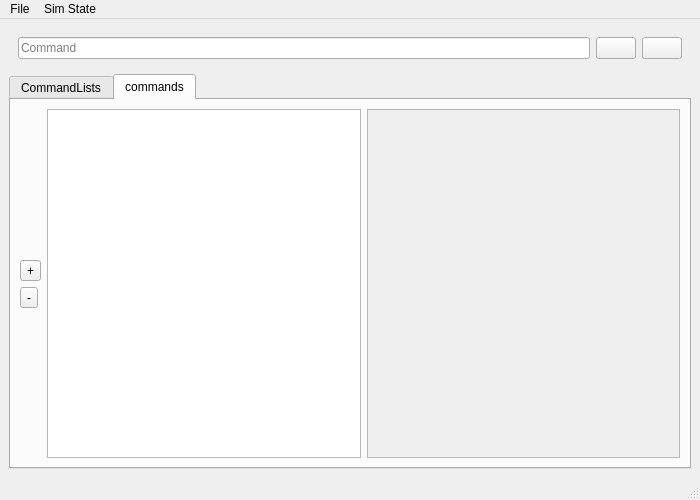
First picture: the form in ui/MissionPlanner/MPDesigner.ui, repository Timin8er/CosmicKSP, before the edit.
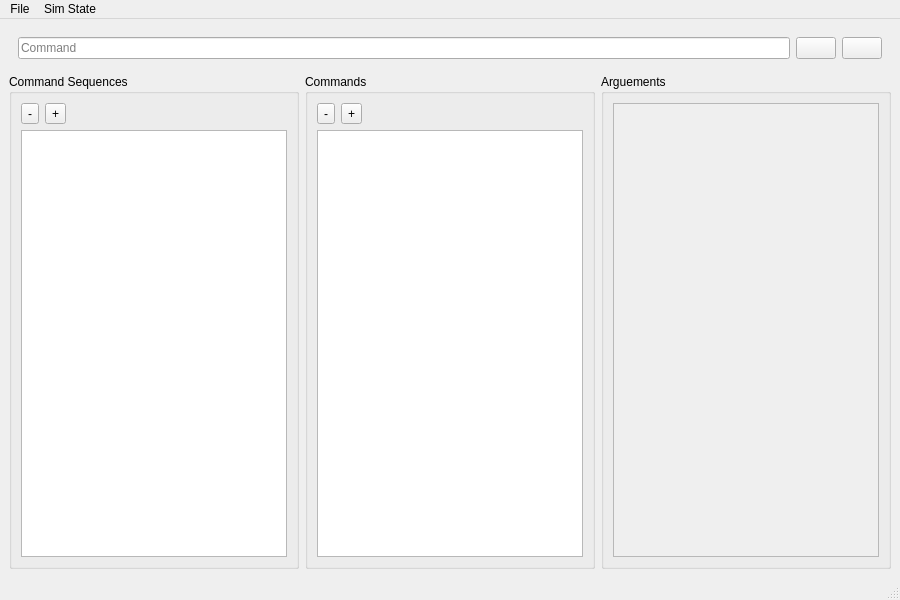
Second picture: the form after the edit. The open tabs and pages were chosen to show the change. Icons and pictures are not drawn.

Commit message: Populated commands list when selected sequence

Patch:
```diff
--- a/ui/MissionPlanner/MPDesigner.ui
+++ b/ui/MissionPlanner/MPDesigner.ui
@@ -6,8 +6,8 @@
    <rect>
     <x>0</x>
     <y>0</y>
-    <width>700</width>
-    <height>500</height>
+    <width>900</width>
+    <height>600</height>
    </rect>
   </property>
   <property name="windowTitle">
@@ -51,41 +51,15 @@
      </widget>
     </item>
     <item>
-     <widget class="QTabWidget" name="tabWidget">
-      <property name="currentIndex">
-       <number>0</number>
-      </property>
-      <widget class="QWidget" name="commandLSequencesTab">
-       <attribute name="title">
-        <string>CommandLists</string>
-       </attribute>
-       <layout class="QHBoxLayout" name="commandListsTabLayout">
+     <layout class="QHBoxLayout" name="horizontalLayout">
         <item>
-         <layout class="QVBoxLayout" name="commandSequenceToolsLayout">
-          <item>
-           <spacer name="verticalSpacer">
-            <property name="orientation">
-             <enum>Qt::Vertical</enum>
-            </property>
-            <property name="sizeHint" stdset="0">
-             <size>
-              <width>20</width>
-              <height>40</height>
-             </size>
-            </property>
-           </spacer>
-          </item>
+       <widget class="QGroupBox" name="commandSequencesGB">
+        <property name="title">
+         <string>Command Sequences</string>
+        </property>
+        <layout class="QVBoxLayout" name="verticalLayout_3">
           <item>
-           <widget class="QToolButton" name="btnAddCommandSequence">
-            <property name="text">
-             <string>+</string>
-            </property>
-            <property name="icon">
-             <iconset theme="list-add">
-              <normaloff>.</normaloff>.</iconset>
-            </property>
-           </widget>
-          </item>
+          <layout class="QHBoxLayout" name="horizontalLayout_3">
           <item>
            <widget class="QToolButton" name="btnRemoveCommandSequence">
             <property name="text">
@@ -98,14 +72,25 @@
            </widget>
           </item>
           <item>
-           <spacer name="verticalSpacer_2">
+            <widget class="QToolButton" name="btnAddCommandSequence">
+             <property name="text">
+              <string>+</string>
+             </property>
+             <property name="icon">
+              <iconset theme="list-add">
+               <normaloff>.</normaloff>.</iconset>
+             </property>
+            </widget>
+           </item>
+           <item>
+            <spacer name="horizontalSpacer">
             <property name="orientation">
-             <enum>Qt::Vertical</enum>
+              <enum>Qt::Horizontal</enum>
             </property>
             <property name="sizeHint" stdset="0">
              <size>
-              <width>20</width>
-              <height>40</height>
+               <width>40</width>
+               <height>20</height>
              </size>
             </property>
            </spacer>
@@ -117,37 +102,15 @@
         </item>
        </layout>
       </widget>
-      <widget class="QWidget" name="commandsTab">
-       <attribute name="title">
-        <string>commands</string>
-       </attribute>
-       <layout class="QHBoxLayout" name="commandsTabLayout">
+      </item>
         <item>
+       <widget class="QGroupBox" name="commandsGB">
+        <property name="title">
+         <string>Commands</string>
+        </property>
          <layout class="QVBoxLayout" name="commandToolsLayout">
           <item>
-           <spacer name="verticalSpacer_3">
-            <property name="orientation">
-             <enum>Qt::Vertical</enum>
-            </property>
-            <property name="sizeHint" stdset="0">
-             <size>
-              <width>20</width>
-              <height>40</height>
-             </size>
-            </property>
-           </spacer>
-          </item>
-          <item>
-           <widget class="QToolButton" name="btnAddCommand">
-            <property name="text">
-             <string>+</string>
-            </property>
-            <property name="icon">
-             <iconset theme="list-add">
-              <normaloff>.</normaloff>.</iconset>
-            </property>
-           </widget>
-          </item>
+          <layout class="QHBoxLayout" name="horizontalLayout_4">
           <item>
            <widget class="QToolButton" name="btnRemoveCommand">
             <property name="text">
@@ -160,14 +123,25 @@
            </widget>
           </item>
           <item>
-           <spacer name="verticalSpacer_4">
+            <widget class="QToolButton" name="btnAddCommand">
+             <property name="text">
+              <string>+</string>
+             </property>
+             <property name="icon">
+              <iconset theme="list-add">
+               <normaloff>.</normaloff>.</iconset>
+             </property>
+            </widget>
+           </item>
+           <item>
+            <spacer name="horizontalSpacer_2">
             <property name="orientation">
-             <enum>Qt::Vertical</enum>
+              <enum>Qt::Horizontal</enum>
             </property>
             <property name="sizeHint" stdset="0">
              <size>
-              <width>20</width>
-              <height>40</height>
+               <width>40</width>
+               <height>20</height>
              </size>
             </property>
            </spacer>
@@ -177,6 +151,15 @@
         <item>
          <widget class="QListView" name="commandsView"/>
         </item>
+        </layout>
+       </widget>
+      </item>
+      <item>
+       <widget class="QGroupBox" name="arguementsGB">
+        <property name="title">
+         <string>Arguements</string>
+        </property>
+        <layout class="QVBoxLayout" name="verticalLayout_4">
         <item>
          <widget class="QScrollArea" name="scrollArea">
           <property name="widgetResizable">
@@ -187,8 +170,8 @@
             <rect>
              <x>0</x>
              <y>0</y>
-             <width>308</width>
-             <height>347</height>
+              <width>267</width>
+              <height>456</height>
             </rect>
            </property>
            <layout class="QVBoxLayout" name="verticalLayout_2"/>
@@ -197,7 +180,8 @@
         </item>
        </layout>
       </widget>
-     </widget>
+      </item>
+     </layout>
     </item>
    </layout>
   </widget>
@@ -206,7 +190,7 @@
     <rect>
      <x>0</x>
      <y>0</y>
-     <width>700</width>
+     <width>900</width>
      <height>21</height>
     </rect>
    </property>
```
Lines whose indentation alone changed are shown as unchanged. The commit also changes 4 other files.
